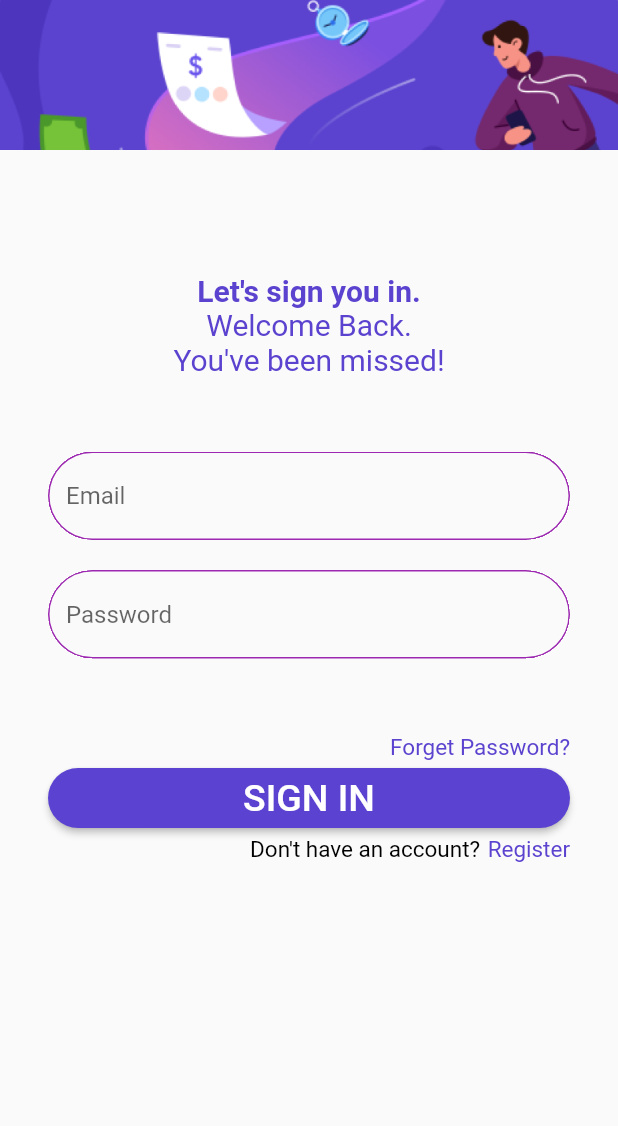
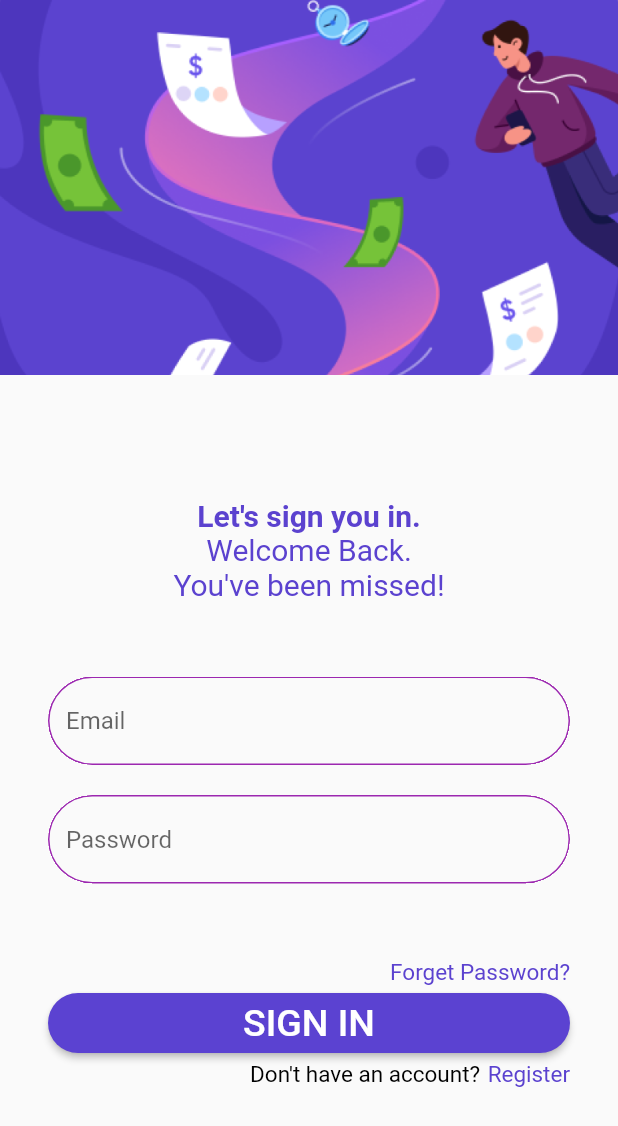
Before and after one commit to WarrntyVault/WarrntyVault, a Flutter app: the RegisterPage screen opened directly, after a tap on "Login", on a phone screen of 412 x 824 dp. Shown: the top 1126 px of the screen. Run offline on Flutter 3.47's test engine with Material 2 defaults, Android fonts, the phone set to English and light mode, and no system bars; our stand-ins replace animated_notch_bottom_bar, camera, cloud_firestore, firebase_auth, firebase_core; accounts and stored records are empty; network calls fail.

Commit message:
adjusting the Ui and make the password obsecure

```diff
--- a/warranty/lib/pages/login_page.dart
+++ b/warranty/lib/pages/login_page.dart
@@ -26,18 +26,18 @@ class _LoginPageState extends State<LoginPage> {
           password: _passwordController.text.trim());
       print('User ID: ${userCredential.user!.uid}');
       Navigator.push(
-          context, MaterialPageRoute(builder: (context) => BottomNavBar()));
+          context, MaterialPageRoute(builder: (context) => const BottomNavBar()));
     } on FirebaseAuthException catch (e) {
       if (e.code == 'user-not-found') {
         showDialog(
           context: context,
           builder: (context) => AlertDialog(
             title: Text('There is no Email with '+ _emailController.text.trim()),
-            content: Text('Please enter an exsiting Email.'),
+            content: const Text('Please enter an exsiting Email.'),
             actions: [
               TextButton(
                 onPressed: () => Navigator.pop(context),
-                child: Text('OK'),
+                child: const Text('OK'),
               ),
             ],
           ),
@@ -46,12 +46,12 @@ class _LoginPageState extends State<LoginPage> {
         showDialog(
           context: context,
           builder: (context) => AlertDialog(
-            title: Text('Wrong Password'),
-            content: Text('Please enter the correct password.'),
+            title: const Text('Wrong Password'),
+            content: const Text('Please enter the correct password.'),
             actions: [
               TextButton(
                 onPressed: () => Navigator.pop(context),
-                child: Text('OK'),
+                child: const Text('OK'),
               ),
             ],
           ),
@@ -65,7 +65,8 @@ class _LoginPageState extends State<LoginPage> {
   Widget build(BuildContext context) {
     return Scaffold(
       body: SafeArea(
-        child: Column(
+        child: ListView(
+          children:[ Column(
             crossAxisAlignment: CrossAxisAlignment.stretch,
             children: [
 
@@ -152,6 +153,8 @@ class _LoginPageState extends State<LoginPage> {
 
             ],
           ),
+        ]
+        ),
 
       ),
     );
@@ -226,6 +229,7 @@ class _LoginPageState extends State<LoginPage> {
                     ),
                   ),
                   child: TextField(
+                    obscureText: true,
                     controller: _passwordController,
                     decoration: InputDecoration(
                       enabledBorder: OutlineInputBorder(
@@ -238,6 +242,7 @@ class _LoginPageState extends State<LoginPage> {
                       ),
                       border: InputBorder.none,
                       hintText: 'Password',
+
                     ),
                   ),
                 );
@@ -271,10 +276,10 @@ class _LoginPageState extends State<LoginPage> {
 
   SizedBox DisplayLoginImage() {
     return SizedBox(
-            height: 100,
+            height: 250,
             child: Image.asset(
               'lib/images/img.png', // replace with your image path
-              fit: BoxFit.fitWidth,
+              fit: BoxFit.cover,
               alignment: Alignment.topCenter,// adjust image fit to container,
             ),
           );
--- a/warranty/lib/pages/register_page.dart
+++ b/warranty/lib/pages/register_page.dart
@@ -102,7 +102,8 @@ class _RegisterPageState extends State<RegisterPage> {
       body: SafeArea(
         child: Form(
           key: _formKey,
-          child: Column(
+          child: ListView(
+            children:[ Column(
               crossAxisAlignment: CrossAxisAlignment.stretch,
               children: [
                 DisplayRegisterImage(),
@@ -179,6 +180,8 @@ class _RegisterPageState extends State<RegisterPage> {
 
 
               ],
+            ),
+          ]
           ),
         ),
 
@@ -259,6 +262,7 @@ Container PasswordInput() {
                       ),
                     ),
                     child: TextField(
+                      obscureText: true,
                       controller: _passwordController,
                       decoration: InputDecoration(
                         enabledBorder: OutlineInputBorder(
@@ -373,10 +377,10 @@ Container FirstNameInput() {
 
 SizedBox DisplayRegisterImage() {
   return SizedBox(
-              height: 100,
+              height: 200,
               child: Image.asset(
                 'lib/images/img.png', // replace with your image path
-                fit: BoxFit.fitWidth,
+                fit: BoxFit.cover,
                 alignment: Alignment.topCenter,// adjust image fit to container,
               ),
             );
```
Lines whose indentation alone changed are shown as unchanged.
